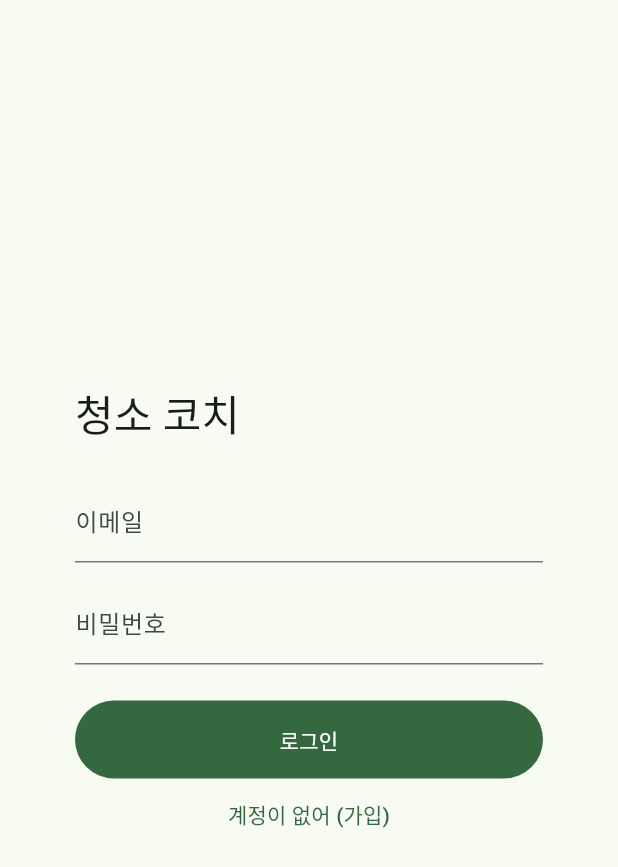
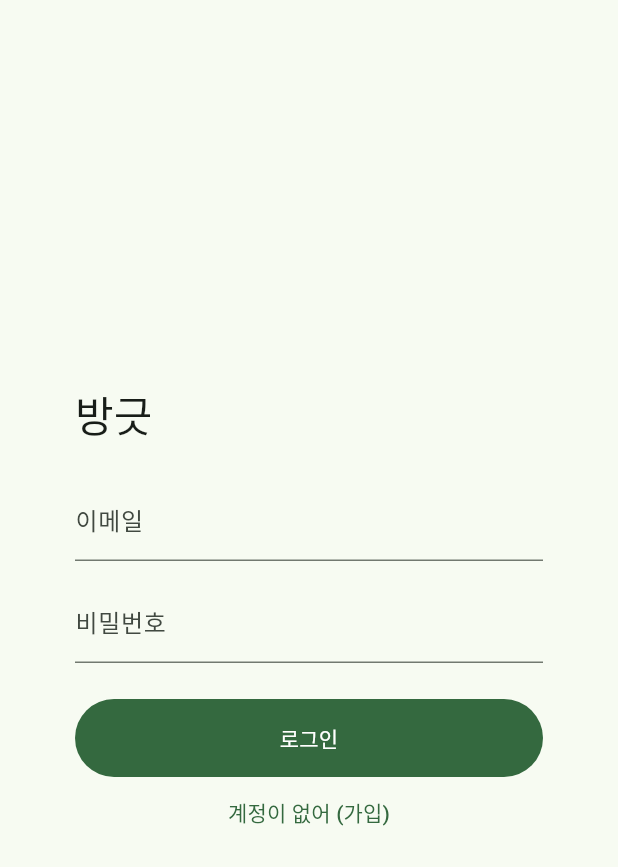
Before and after one commit to mijal2515/cleaning_room, a Flutter app: the screen it shows after launch, on a phone screen of 412 x 824 dp. Shown: the top 867 px of the screen. Run offline on Flutter 3.47's test engine with Material 3 defaults, Android fonts, the phone set to English and light mode, and no system bars; our stand-ins replace flutter_riverpod, go_router, image_picker, supabase_flutter; accounts and stored records are empty; statements that could not run were skipped.

Commit message:
앱 이름을 방긋으로 변경
Android 라벨, 앱 타이틀, 로그인 화면, README와 CLAUDE.md를 방긋으로 바꿨다.
패키지명(applicationId)은 그대로 두었다.

Co-Authored-By: Claude Opus 5.5 <noreply@anthropic.com>
Claude-Session: https://claude.ai/code/session_011YTS2bBf4UE7znQzNTcPcQ

```diff
--- a/app/lib/core/app.dart
+++ b/app/lib/core/app.dart
@@ -10,7 +10,7 @@ class CleaningCoachApp extends ConsumerWidget {
   @override
   Widget build(BuildContext context, WidgetRef ref) {
     return MaterialApp.router(
-      title: '청소 코치',
+      title: '방긋',
       theme: buildTheme(Brightness.light),
       darkTheme: buildTheme(Brightness.dark),
       routerConfig: ref.watch(routerProvider),
--- a/app/lib/features/auth/login_screen.dart
+++ b/app/lib/features/auth/login_screen.dart
@@ -63,7 +63,7 @@ class _LoginScreenState extends ConsumerState<LoginScreen> {
             shrinkWrap: true,
             padding: const EdgeInsets.all(24),
             children: [
-              Text('청소 코치', style: Theme.of(context).textTheme.headlineMedium),
+              Text('방긋', style: Theme.of(context).textTheme.headlineMedium),
               const SizedBox(height: 24),
               TextField(
                 controller: _email,
--- a/app/pubspec.yaml
+++ b/app/pubspec.yaml
@@ -1,5 +1,5 @@
 name: cleaning_coach
-description: "원룸 1인 가구를 위한 AI 청소 코치"
+description: "방긋: 원룸 1인 가구를 위한 AI 청소 코치"
 publish_to: 'none'
 version: 0.1.0+1
 
```
Also changed, not shown: 4 other files.
